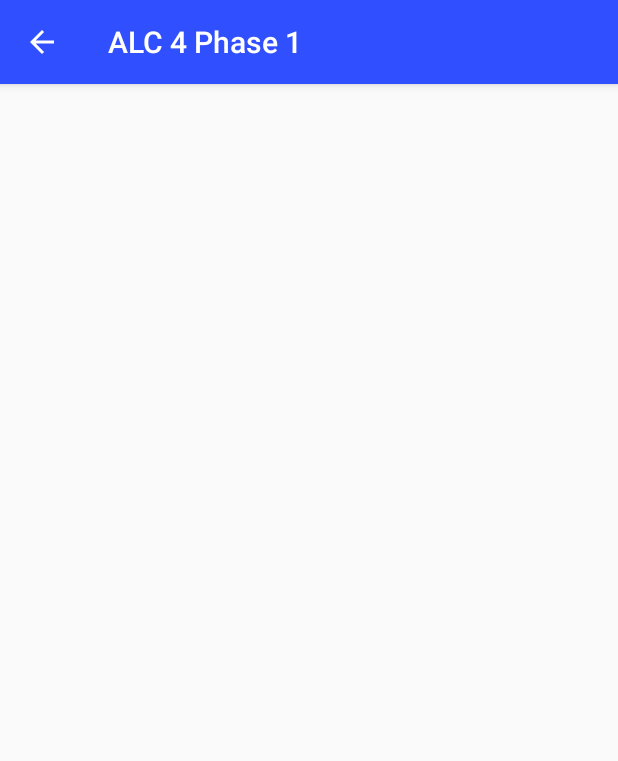
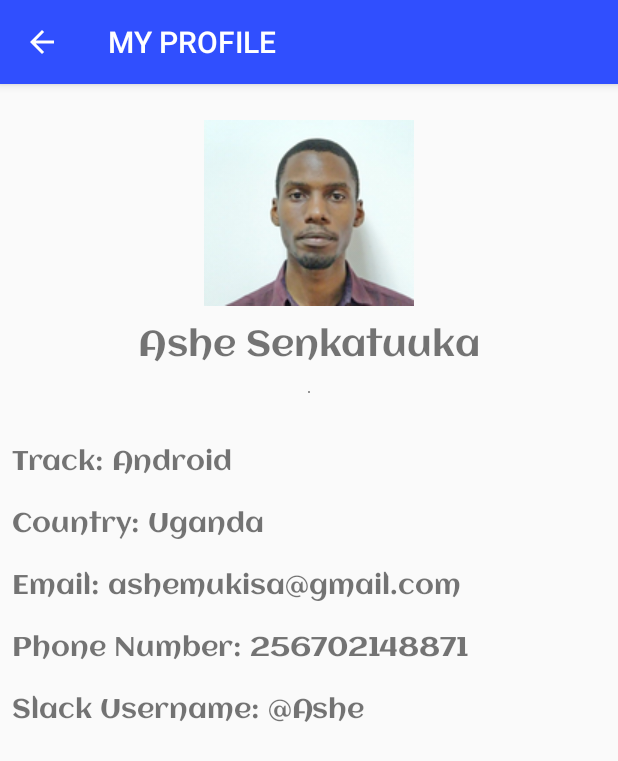
Before and after one commit to ashe-senkatuuka/ALCFOURChallenge1, an Android app: the MyProfile screen opened directly, with no data from a screen before it, on a phone screen of 412 x 824 dp. Shown: the top 761 px of the screen. Run offline under Robolectric (Android 15) with nearby library versions, the phone set to English and light mode, and no system bars.

Commit message:
Created all activities.

```diff
--- a/app/src/main/AndroidManifest.xml
+++ b/app/src/main/AndroidManifest.xml
@@ -7,7 +7,10 @@
 
     <uses-permission android:name="android.permission.INTERNET" />
 
+
+
     <application
+        android:networkSecurityConfig="@xml/network_security_config"
         android:allowBackup="true"
         android:icon="@mipmap/ic_launcher"
         android:label="@string/app_name"
@@ -15,6 +18,7 @@
         android:supportsRtl="true"
         android:theme="@style/AppTheme">
         <activity android:name=".MyProfile"
+            android:label="@string/my_profile"
             android:parentActivityName=".MainActivity">
 
         </activity>
--- a/app/src/main/java/com/example/alcfourchallenge1/AboutALC.java
+++ b/app/src/main/java/com/example/alcfourchallenge1/AboutALC.java
@@ -3,34 +3,75 @@ package com.example.alcfourchallenge1;
 import androidx.appcompat.app.AlertDialog;
 import androidx.appcompat.app.AppCompatActivity;
 
+import android.annotation.TargetApi;
+import android.app.Activity;
+import android.content.Context;
 import android.content.DialogInterface;
 import android.content.Intent;
 import android.net.http.SslError;
 import android.os.Bundle;
 import android.view.View;
 import android.webkit.SslErrorHandler;
+import android.webkit.WebResourceError;
+import android.webkit.WebResourceRequest;
 import android.webkit.WebSettings;
 import android.webkit.WebView;
 import android.webkit.WebViewClient;
 import android.widget.Button;
+import android.widget.Toast;
 
 public class AboutALC extends AppCompatActivity {
+    private WebView myWebView;
+    String url = "https://andela.com/alc/";
+    final Activity activity = this;
 
     @Override
     protected void onCreate(Bundle savedInstanceState) {
-        String url = "https://andela.com/alc/";
+        super.onCreate(savedInstanceState);
+        final Activity activity = this;
+        myWebView = new WebView(this);
+        //WebSettings webSettings = myWebView.getSettings();
+        //webSettings.setJavaScriptEnabled(true);
 
-        super.onCreate(savedInstanceState);
         setContentView(R.layout.activity_about_alc);
-        WebView myWebView = findViewById(R.id.webview_AboutALC);
-        WebSettings webSettings = myWebView.getSettings();
-        webSettings.setJavaScriptEnabled(true);
+        myWebView = findViewById(R.id.webview_AboutALC);
         myWebView.setWebViewClient(new MyClientWebView());
         myWebView.loadUrl(url);
+
+
+//        myWebView.setWebViewClient(new WebViewClient() {
+//            @SuppressWarnings("deprecation")
+//            @Override
+//            public void onReceivedError(WebView view, int errorCode, String description, String failingUrl) {
+//                Toast.makeText(activity, description, Toast.LENGTH_SHORT).show();
+//            }
+//
+//            @TargetApi(android.os.Build.VERSION_CODES.M)
+//            @Override
+//            public void onReceivedError(WebView view, WebResourceRequest req, WebResourceError rerr) {
+//                // Redirect to deprecated method, so you can use it in all SDK versions
+//                onReceivedError(view, rerr.getErrorCode(), rerr.getDescription().toString(), req.getUrl().toString());
+//            }
+//        });
+//        myWebView.loadUrl(url);
+//        setContentView(myWebView);
     }
 
+    private class MyClientWebView extends WebViewClient {
+            @SuppressWarnings("deprecation")
+            @Override
+            public void onReceivedError(WebView view, int errorCode, String description, String failingUrl) {
+                Toast.makeText(activity, description, Toast.LENGTH_SHORT).show();
+            }
 
-    private class MyClientWebView extends WebViewClient {
+            @TargetApi(android.os.Build.VERSION_CODES.M)
+            @Override
+            public void onReceivedError(WebView view, WebResourceRequest req, WebResourceError rerr) {
+                // Redirect to deprecated method, so you can use it in all SDK versions
+                onReceivedError(view, rerr.getErrorCode(), rerr.getDescription().toString(), req.getUrl().toString());
+            }
+
+
         @Override
         public void onReceivedSslError(WebView view, final SslErrorHandler handler, SslError error) {
             super.onReceivedSslError(view, handler, error);
--- a/app/src/main/java/com/example/alcfourchallenge1/MainActivity.java
+++ b/app/src/main/java/com/example/alcfourchallenge1/MainActivity.java
@@ -22,6 +22,15 @@ public class MainActivity extends AppCompatActivity {
             }
         });
 
+        Button btn2 = findViewById(R.id.btn_profile);
+        btn2.setOnClickListener(new View.OnClickListener() {
+            @Override
+            public void onClick(View view) {
+                startActivity(new Intent(MainActivity.this, MyProfile.class));
+            }
+        });
+
+
 
     }
 }
--- a/app/src/main/res/layout/activity_main.xml
+++ b/app/src/main/res/layout/activity_main.xml
@@ -44,4 +44,5 @@
         app:layout_constraintEnd_toEndOf="@+id/btn_about"
         app:layout_constraintStart_toStartOf="@+id/btn_about"
         app:layout_constraintTop_toBottomOf="@+id/btn_about" />
+
 </androidx.constraintlayout.widget.ConstraintLayout>
--- a/app/src/main/res/layout/activity_my_profile.xml
+++ b/app/src/main/res/layout/activity_my_profile.xml
@@ -6,4 +6,105 @@
     android:layout_height="match_parent"
     tools:context=".MyProfile">
 
+    <ImageView
+        android:id="@+id/imageProfile"
+        android:layout_width="wrap_content"
+        android:layout_height="wrap_content"
+        android:layout_marginStart="8dp"
+        android:layout_marginTop="24dp"
+        android:layout_marginEnd="8dp"
+        android:contentDescription="@string/pic_profile"
+        app:layout_constraintEnd_toEndOf="parent"
+        app:layout_constraintStart_toStartOf="parent"
+        app:layout_constraintTop_toTopOf="parent"
+        app:srcCompat="@drawable/rsz_ashe" />
+
+    <TextView
+        android:id="@+id/textView"
+        android:layout_width="wrap_content"
+        android:layout_height="wrap_content"
+        android:layout_marginTop="8dp"
+        android:fontFamily="@font/aclonica"
+        android:text="@string/my_name"
+        android:textSize="24sp"
+        app:layout_constraintEnd_toEndOf="@+id/imageProfile"
+        app:layout_constraintStart_toStartOf="@+id/imageProfile"
+        app:layout_constraintTop_toBottomOf="@+id/imageProfile" />
+
+    <ImageView
+        android:id="@+id/imageView"
+        android:layout_width="wrap_content"
+        android:layout_height="wrap_content"
+        android:layout_marginStart="8dp"
+        android:layout_marginTop="16dp"
+        android:layout_marginEnd="8dp"
+        android:background="@android:color/darker_gray"
+        android:contentDescription="@string/divider"
+        app:layout_constraintEnd_toEndOf="parent"
+        app:layout_constraintStart_toStartOf="parent"
+        app:layout_constraintTop_toBottomOf="@+id/textView"
+        app:srcCompat="?attr/dividerHorizontal" />
+
+    <TextView
+        android:id="@+id/textView3"
+        android:layout_width="0dp"
+        android:layout_height="wrap_content"
+        android:layout_marginStart="8dp"
+        android:layout_marginTop="32dp"
+        android:layout_marginEnd="8dp"
+        android:fontFamily="@font/aclonica"
+        android:text="@string/text_Track"
+        android:textSize="18sp"
+        app:layout_constraintEnd_toEndOf="parent"
+        app:layout_constraintStart_toStartOf="parent"
+        app:layout_constraintTop_toBottomOf="@+id/imageView" />
+
+    <TextView
+        android:id="@+id/textView4"
+        android:layout_width="0dp"
+        android:layout_height="wrap_content"
+        android:layout_marginTop="16dp"
+        android:fontFamily="@font/aclonica"
+        android:text="@string/text_country"
+        android:textSize="18sp"
+        app:layout_constraintEnd_toEndOf="@+id/textView3"
+        app:layout_constraintStart_toStartOf="@+id/textView3"
+        app:layout_constraintTop_toBottomOf="@+id/textView3" />
+
+    <TextView
+        android:id="@+id/textView5"
+        android:layout_width="0dp"
+        android:layout_height="wrap_content"
+        android:layout_marginTop="16dp"
+        android:fontFamily="@font/aclonica"
+        android:text="@string/text_email"
+        android:textSize="18sp"
+        app:layout_constraintEnd_toEndOf="@+id/textView4"
+        app:layout_constraintStart_toStartOf="@+id/textView4"
+        app:layout_constraintTop_toBottomOf="@+id/textView4" />
+
+    <TextView
+        android:id="@+id/textView6"
+        android:layout_width="0dp"
+        android:layout_height="wrap_content"
+        android:layout_marginTop="16dp"
+        android:fontFamily="@font/aclonica"
+        android:text="@string/text_phone"
+        android:textSize="18sp"
+        app:layout_constraintEnd_toEndOf="@+id/textView5"
+        app:layout_constraintStart_toStartOf="@+id/textView5"
+        app:layout_constraintTop_toBottomOf="@+id/textView5" />
+
+    <TextView
+        android:id="@+id/textView7"
+        android:layout_width="0dp"
+        android:layout_height="wrap_content"
+        android:layout_marginTop="16dp"
+        android:fontFamily="@font/aclonica"
+        android:text="@string/text_slack"
+        android:textSize="18sp"
+        app:layout_constraintEnd_toEndOf="@+id/textView6"
+        app:layout_constraintStart_toStartOf="@+id/textView6"
+        app:layout_constraintTop_toBottomOf="@+id/textView6" />
+
 </androidx.constraintlayout.widget.ConstraintLayout>
--- a/app/src/main/res/values/strings.xml
+++ b/app/src/main/res/values/strings.xml
@@ -5,4 +5,12 @@
     <string name="my_profile">MY PROFILE</string>
     <string name="notification_error_ssl_cert_invalid">SSL Error. Give Permission.</string>
     <string name="title_activity_my_profile">MyProfile</string>
+    <string name="my_name">Ashe Senkatuuka</string>
+    <string name="text_Track">Track: Android</string>
+    <string name="text_country">Country: Uganda</string>
+    <string name="text_email">Email: ashemukisa@gmail.com</string>
+    <string name="text_phone">Phone Number: 256702148871</string>
+    <string name="text_slack">Slack Username: \@Ashe</string>
+    <string name="pic_profile">Profile pic showing my face</string>
+    <string name="divider">Separate Header and body section</string>
 </resources>
```
Also changed, not shown: app/src/main/java/com/example/alcfourchallenge1/MyProfile.java (+7 -0 lines), app/src/main/res/drawable-v24/ashe.JPG (added), app/src/main/res/drawable-v24/rsz_ashe.png (added).
